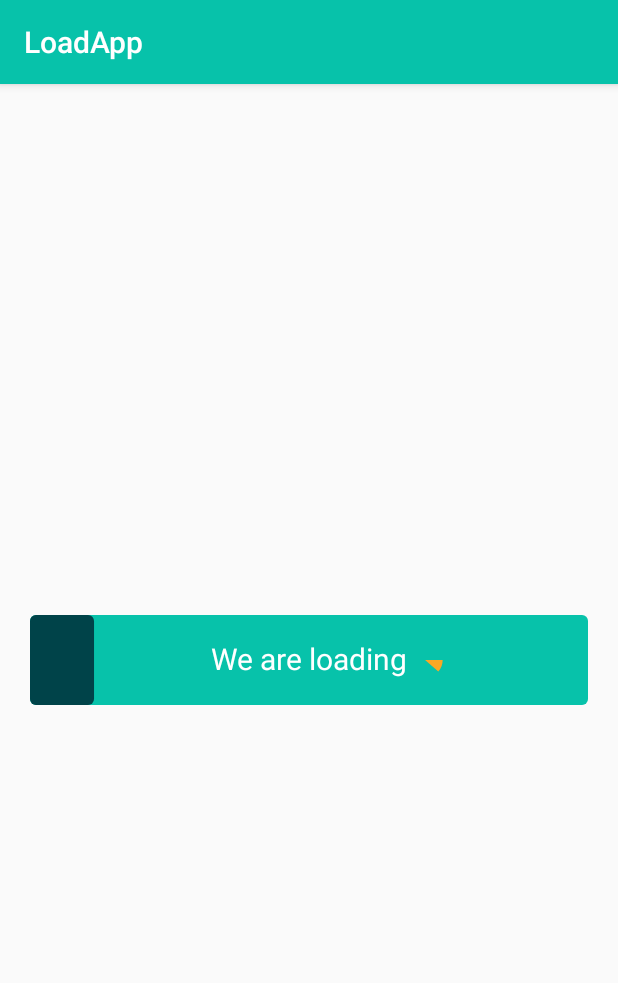
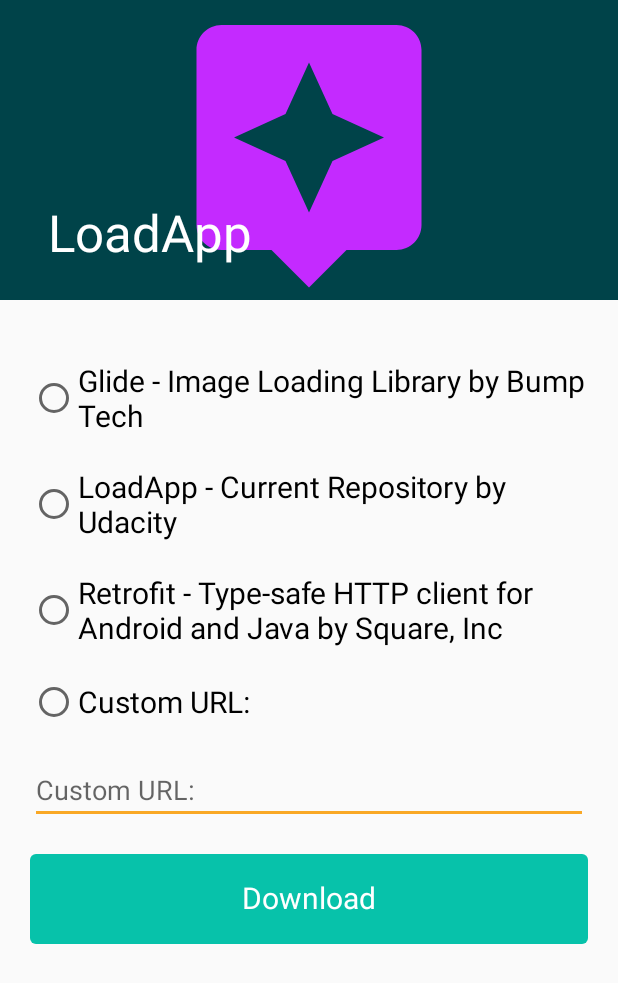
Before and after one commit to Rafael-Salgado/LoadApp, an Android app: the screen it shows after launch (MainActivity), after a tap on an icon or button, on a phone screen of 412 x 824 dp. Shown: the top 983 px of the screen. Run offline under Robolectric (Android 15) with nearby library versions, the phone set to English and light mode, and no system bars.

Commit message:
Radio buttons, edit text and collapsing toorbar added!

```diff
--- a/app/src/main/java/com/udacity/MainActivity.kt
+++ b/app/src/main/java/com/udacity/MainActivity.kt
@@ -10,6 +10,10 @@ import android.content.Intent
 import android.content.IntentFilter
 import android.net.Uri
 import android.os.Bundle
+import android.view.Gravity
+import android.webkit.URLUtil
+import android.widget.RadioButton
+import android.widget.Toast
 import androidx.appcompat.app.AppCompatActivity
 import androidx.core.app.NotificationCompat
 import kotlinx.android.synthetic.main.activity_main.*
@@ -34,9 +38,9 @@ class MainActivity : AppCompatActivity() {
         registerReceiver(receiver, IntentFilter(DownloadManager.ACTION_DOWNLOAD_COMPLETE))
 
         loadingButton = findViewById(R.id.custom_button)
+
         custom_button.setOnClickListener {
-            loadingButton.buttonState = ButtonState.Clicked
-            download()
+            filterOption()
         }
     }
 
@@ -47,9 +51,10 @@ class MainActivity : AppCompatActivity() {
         }
     }
 
-    private fun download() {
+    private fun download(url: String) {
+        loadingButton.buttonState = ButtonState.Clicked
         val request =
-            DownloadManager.Request(Uri.parse(URL))
+            DownloadManager.Request(Uri.parse(url))
                 .setTitle(getString(R.string.app_name))
                 .setDescription(getString(R.string.app_description))
                 .setRequiresCharging(false)
@@ -62,9 +67,40 @@ class MainActivity : AppCompatActivity() {
         loadingButton.buttonState = ButtonState.Loading
     }
 
+    private fun filterOption(){
+        when {
+            glide_button.isChecked -> {
+                download(URL_GLIDE)
+            }
+            retrofit_button.isChecked -> {
+                download(URL_RETROFIT)
+            }
+            loadapp_button.isChecked -> {
+                download(URL_LOADAPP)
+            }
+            custom_url_button.isChecked->{
+                val customURL = edit_custom_url.text.toString()
+                if(URLUtil.isValidUrl(customURL)){
+                    download(customURL)
+                }else{
+                    edit_custom_url.error = getString(R.string.error_message)
+                }
+            }
+            else -> {
+                Toast.makeText(applicationContext, getString(R.string.toast_message), Toast.LENGTH_LONG).show()
+                loadingButton.buttonState = ButtonState.Clicked
+                loadingButton.buttonState = ButtonState.Completed
+            }
+        }
+    }
+
     companion object {
-        private const val URL =
+        private const val URL_LOADAPP =
             "https://github.com/udacity/nd940-c3-advanced-android-programming-project-starter/archive/master.zip"
+        private const val URL_GLIDE =
+            "https://github.com/bumptech/glide/archive/refs/heads/master.zip"
+        private const val URL_RETROFIT =
+            "https://github.com/square/retrofit/archive/refs/heads/master.zip"
         private const val CHANNEL_ID = "channelId"
     }
 
--- a/app/src/main/res/layout/activity_main.xml
+++ b/app/src/main/res/layout/activity_main.xml
@@ -8,18 +8,47 @@
 
     <com.google.android.material.appbar.AppBarLayout
         android:layout_width="match_parent"
-        android:layout_height="wrap_content"
+        android:layout_height="200dp"
         android:theme="@style/AppTheme.AppBarOverlay">
 
-        <androidx.appcompat.widget.Toolbar
-            android:id="@+id/toolbar"
+        <com.google.android.material.appbar.CollapsingToolbarLayout
+            android:id="@+id/toolbar_layout"
             android:layout_width="match_parent"
-            android:layout_height="?attr/actionBarSize"
-            android:background="?attr/colorPrimary"
-            app:popupTheme="@style/AppTheme.PopupOverlay" />
+            android:layout_height="match_parent"
+            app:contentScrim="?attr/colorPrimary"
+            app:layout_scrollFlags="scroll|exitUntilCollapsed"
+            android:background="@color/colorPrimaryDark">
+
+
+            <ImageView
+                android:id="@+id/background"
+                android:layout_width="200dp"
+                android:layout_height="match_parent"
+                android:scaleType="fitCenter"
+                android:layout_gravity="center"
+                app:srcCompat="@drawable/ic_assistant_black_24dp"
+                app:layout_collapseMode="parallax"
+                app:layout_collapseParallaxMultiplier="0.7"
+                android:contentDescription="@string/app_description" />
+
+            <androidx.appcompat.widget.Toolbar
+                android:id="@+id/toolbar"
+                android:layout_width="match_parent"
+                android:layout_height="?attr/actionBarSize"
+                app:popupTheme="@style/AppTheme.PopupOverlay"
+                app:layout_collapseMode="pin"/>
+
+        </com.google.android.material.appbar.CollapsingToolbarLayout>
 
     </com.google.android.material.appbar.AppBarLayout>
 
-    <include layout="@layout/content_main" />
+    <androidx.core.widget.NestedScrollView
+        android:layout_width="match_parent"
+        android:layout_height="match_parent"
+        app:layout_behavior="@string/appbar_scrolling_view_behavior">
+
+        <include layout="@layout/content_main" />
+
+    </androidx.core.widget.NestedScrollView>
 
 </androidx.coordinatorlayout.widget.CoordinatorLayout>
--- a/app/src/main/res/layout/content_main.xml
+++ b/app/src/main/res/layout/content_main.xml
@@ -5,23 +5,80 @@
     android:id="@+id/main_layout"
     android:layout_width="match_parent"
     android:layout_height="match_parent"
-    app:layout_behavior="@string/appbar_scrolling_view_behavior"
     tools:context=".MainActivity"
     tools:showIn="@layout/activity_main">
+
+    <RadioGroup
+        android:id="@+id/radioGroup"
+        android:layout_width="0dp"
+        android:layout_height="wrap_content"
+        android:layout_margin="20dp"
+        app:layout_constraintEnd_toEndOf="parent"
+        app:layout_constraintStart_toStartOf="parent"
+        app:layout_constraintTop_toTopOf="parent">
+
+        <androidx.appcompat.widget.AppCompatRadioButton
+            android:id="@+id/glide_button"
+            android:layout_width="match_parent"
+            android:layout_height="wrap_content"
+            android:layout_marginTop="20dp"
+            android:text="@string/glide_text"
+            android:textSize="@dimen/default_text_size" />
+
+        <androidx.appcompat.widget.AppCompatRadioButton
+            android:id="@+id/loadapp_button"
+            android:layout_width="match_parent"
+            android:layout_height="wrap_content"
+            android:layout_marginTop="20dp"
+            android:text="@string/loadapp__text"
+            android:textSize="@dimen/default_text_size" />
+
+        <androidx.appcompat.widget.AppCompatRadioButton
+            android:id="@+id/retrofit_button"
+            android:layout_width="match_parent"
+            android:layout_height="wrap_content"
+            android:layout_marginTop="20dp"
+            android:text="@string/retrofit_text"
+            android:textSize="@dimen/default_text_size" />
+
+        <androidx.appcompat.widget.AppCompatRadioButton
+            android:id="@+id/custom_url_button"
+            android:layout_width="match_parent"
+            android:layout_height="wrap_content"
+            android:layout_marginTop="20dp"
+            android:text="@string/custom_uri_text"
+            android:textSize="@dimen/default_text_size" />
+
+    </RadioGroup>
+
+    <EditText
+        android:id="@+id/edit_custom_url"
+        android:layout_width="0dp"
+        android:layout_height="wrap_content"
+        android:layout_margin="20dp"
+        android:ems="10"
+        android:hint="@string/custom_uri_text"
+        android:importantForAutofill="no"
+        android:inputType="textUri"
+        app:layout_constraintBottom_toTopOf="@+id/custom_button"
+        app:layout_constraintEnd_toEndOf="parent"
+        app:layout_constraintStart_toStartOf="parent"
+        app:layout_constraintTop_toBottomOf="@+id/radioGroup"
+        app:layout_constraintVertical_bias="0.0" />
 
     <com.udacity.LoadingButton
         android:id="@+id/custom_button"
         android:layout_width="0dp"
-        app:layout_constraintStart_toStartOf="parent"
-        app:layout_constraintEnd_toEndOf="parent"
         android:layout_height="60dp"
         android:layout_margin="20dp"
+        app:colorBackground="@color/colorPrimary"
+        app:colorCircle="@color/colorAccent"
+        app:colorLoading="@color/colorPrimaryDark"
         app:layout_constraintBottom_toBottomOf="parent"
-        app:layout_constraintTop_toTopOf="parent"
-        app:colorBackground="@color/colorPrimary"
-        app:colorLoading="@color/colorPrimaryDark"
-        app:colorCircle="@color/colorAccent"
+        app:layout_constraintEnd_toEndOf="parent"
+        app:layout_constraintStart_toStartOf="parent"
         app:text="@string/button_text"
-        app:textWhileLoading="@string/button_loading"/>
+        app:textWhileLoading="@string/button_loading" />
+
 
 </androidx.constraintlayout.widget.ConstraintLayout>
--- a/app/src/main/res/values/strings.xml
+++ b/app/src/main/res/values/strings.xml
@@ -13,4 +13,10 @@
     <string name="title_activity_detail">DetailActivity</string>
 
     <string name="button_text">Download</string>
+    <string name="glide_text">Glide - Image Loading Library by Bump Tech </string>
+    <string name="loadapp__text">LoadApp - Current Repository by Udacity</string>
+    <string name="retrofit_text">Retrofit - Type-safe HTTP client for Android and Java by Square, Inc</string>
+    <string name="custom_uri_text">Custom URL:</string>
+    <string name="toast_message">Please select the file to download</string>
+    <string name="error_message">Invalid URL</string>
 </resources>
--- a/app/src/main/res/values/styles.xml
+++ b/app/src/main/res/values/styles.xml
@@ -17,4 +17,6 @@
 
     <style name="AppTheme.PopupOverlay" parent="ThemeOverlay.AppCompat.Light" />
 
+
+
 </resources>
--- /dev/null
+++ b/app/src/main/res/xml/motion_scene.xml
@@ -0,0 +1,7 @@
+<?xml version="1.0" encoding="utf-8"?>
+<MotionScene xmlns:app="http://schemas.android.com/apk/res-auto"
+    xmlns:android="http://schemas.android.com/apk/res/android">
+    <Transition>
+
+    </Transition>
+</MotionScene>
```
